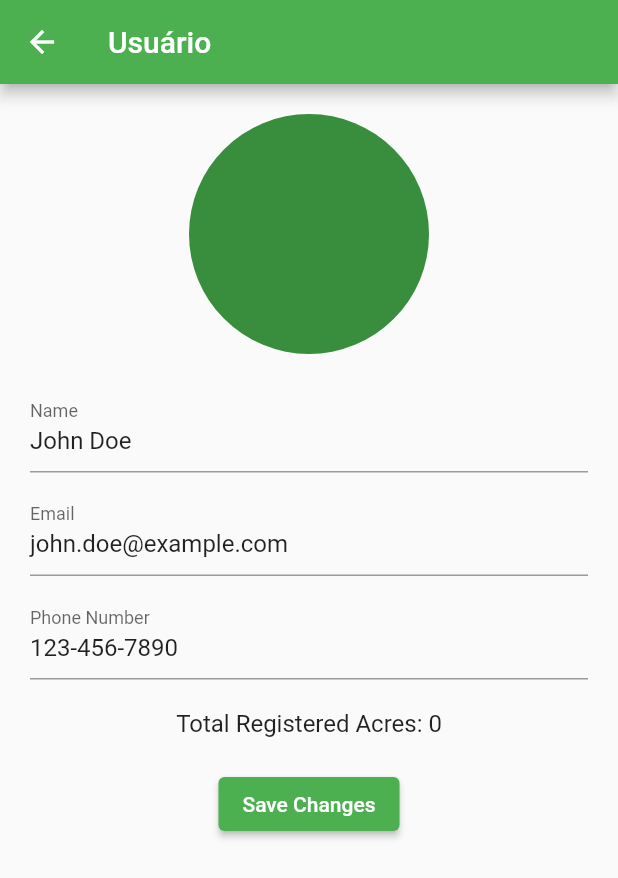
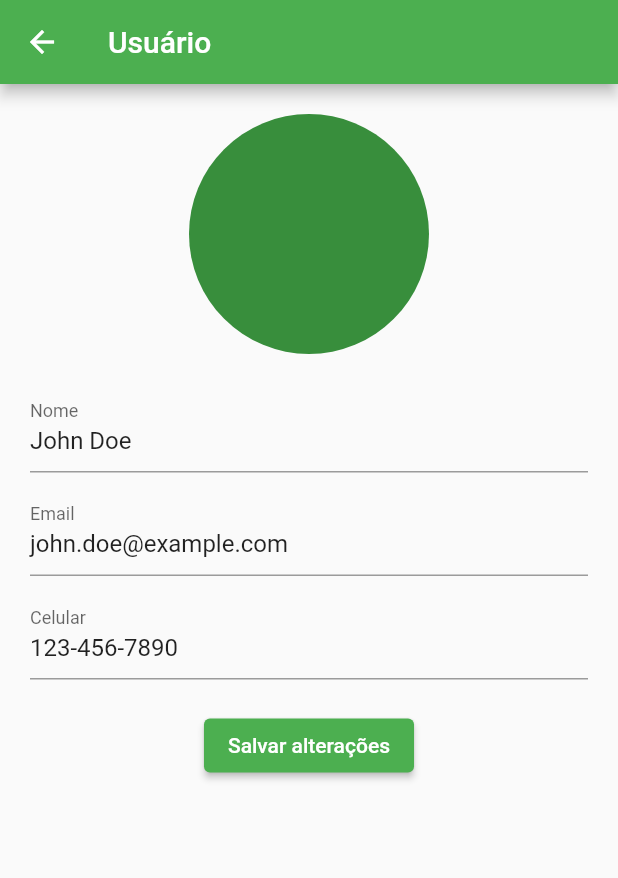
Before and after one commit to RhodrigoLopesPicinini/lotes-app, a Flutter app: the screen it shows after launch, after a tap on the "account circle" icon, on a phone screen of 412 x 824 dp. Shown: the top 878 px of the screen. Run offline on Flutter 3.47's test engine with Material 2 defaults, Android fonts, the phone set to English and light mode, and no system bars; our stand-ins replace geocoding, google_fonts, google_maps_flutter, shared_preferences; accounts and stored records are empty; Roboto replaces fonts that are missing (Prompt).

Commit message:
refactor: :recycle: ajustes e melhor estrutura em todos os arquivos do projeto

```diff
--- a/lib/user.dart
+++ b/lib/features/user.dart
@@ -2,27 +2,26 @@ class User {
   String name;
   String email;
   String phoneNumber;
-  int createdAcres;
 
   User({
     required this.name,
     required this.email,
     required this.phoneNumber,
-    required this.createdAcres,
   });
-
-  User.fromJson(Map<String, dynamic> json)
-      : name = json['name'],
-        email = json['email'],
-        phoneNumber = json['phoneNumber'],
-        createdAcres = json['createdAcres'];
 
   Map<String, dynamic> toJson() {
     return {
       'name': name,
       'email': email,
       'phoneNumber': phoneNumber,
-      'createdAcres': createdAcres,
     };
   }
+
+  factory User.fromJson(Map<String, dynamic> json) {
+    return User(
+      name: json['name'],
+      email: json['email'],
+      phoneNumber: json['phoneNumber'],
+    );
+  }
 }
--- a/lib/main.dart
+++ b/lib/main.dart
@@ -2,20 +2,23 @@ import 'package:flutter/material.dart';
 import 'package:registro_lotes_app/states/acres_state.dart';
 import 'package:google_fonts/google_fonts.dart';
 import 'package:provider/provider.dart';
-import 'package:registro_lotes_app/home_screen.dart';
+import 'package:registro_lotes_app/screens/home_screen.dart';
 import 'package:registro_lotes_app/states/users_state.dart';
 
 void main() {
   runApp(MultiProvider(
     providers: [
+      // State management => Ouve mudanças através dos listeners
       ChangeNotifierProvider(create: (_) => AcresState()),
       ChangeNotifierProvider(create: (_) => UsersState()),
     ],
-    child: MyApp(),
+    child: const MyApp(),
   ));
 }
 
 class MyApp extends StatelessWidget {
+  const MyApp({super.key});
+
   @override
   Widget build(BuildContext context) {
     return MultiProvider(
@@ -29,7 +32,7 @@ class MyApp extends StatelessWidget {
           primarySwatch: Colors.green,
           textTheme: GoogleFonts.promptTextTheme(),
         ),
-        home: HomeScreen(),
+        home: const HomeScreen(),
         debugShowCheckedModeBanner: false,
       ),
     );
--- a/lib/account.dart
+++ b/lib/screens/account.dart
@@ -1,7 +1,6 @@
 import 'package:flutter/material.dart';
 import 'package:provider/provider.dart';
 import 'package:registro_lotes_app/states/users_state.dart';
-import 'package:registro_lotes_app/user.dart';
 
 class AccountScreen extends StatefulWidget {
   const AccountScreen({Key? key}) : super(key: key);
@@ -18,40 +17,28 @@ class _AccountScreenState extends State<AccountScreen> {
   @override
   void initState() {
     super.initState();
-    // Initialize the text controllers with the user's information
     final usersState = Provider.of<UsersState>(context, listen: false);
     _nameController = TextEditingController(text: usersState.user.name);
     _emailController = TextEditingController(text: usersState.user.email);
     _phoneController = TextEditingController(text: usersState.user.phoneNumber);
   }
 
-  @override
-  void dispose() {
-    // Dispose the text controllers
-    _nameController.dispose();
-    _emailController.dispose();
-    _phoneController.dispose();
-    super.dispose();
-  }
-
   void _saveChanges() {
     final usersState = Provider.of<UsersState>(context, listen: false);
-    // Save the changes made to the user's information
     String name = _nameController.text;
     String email = _emailController.text;
     String phone = _phoneController.text;
 
     usersState.editUser(name, email, phone);
 
-    // Show a success message or perform any other desired action
     showDialog(
       context: context,
       builder: (context) => AlertDialog(
-        title: Text('Success'),
-        content: Text('Changes saved successfully.'),
+        title: const Text('Sucesso'),
+        content: const Text('Alterações salvas.'),
         actions: [
           TextButton(
-            child: Text('OK'),
+            child: const Text('OK'),
             onPressed: () {
               Navigator.pop(context);
             },
@@ -66,47 +53,41 @@ class _AccountScreenState extends State<AccountScreen> {
     return Scaffold(
       resizeToAvoidBottomInset: false,
       appBar: AppBar(
-        title: Text('Usuário'),
+        title: const Text('Usuário'),
       ),
       body: Padding(
         padding: const EdgeInsets.all(20.0),
         child: Column(
           crossAxisAlignment: CrossAxisAlignment.center,
           children: [
-            CircleAvatar(
+            const CircleAvatar(
               radius: 80,
-              // Add an image for the user's avatar if desired
             ),
             const SizedBox(height: 20),
             TextField(
               controller: _nameController,
-              decoration: InputDecoration(
-                labelText: 'Name',
+              decoration: const InputDecoration(
+                labelText: 'Nome',
               ),
             ),
             const SizedBox(height: 10),
             TextField(
               controller: _emailController,
-              decoration: InputDecoration(
+              decoration: const InputDecoration(
                 labelText: 'Email',
               ),
             ),
             const SizedBox(height: 10),
             TextField(
               controller: _phoneController,
-              decoration: InputDecoration(
-                labelText: 'Phone Number',
+              decoration: const InputDecoration(
+                labelText: 'Celular',
               ),
-            ),
-            const SizedBox(height: 20),
-            Text(
-              'Total Registered Acres: 0',
-              style: TextStyle(fontSize: 16),
             ),
             const SizedBox(height: 20),
             ElevatedButton(
               onPressed: _saveChanges,
-              child: Text('Save Changes'),
+              child: const Text('Salvar alterações'),
             ),
           ],
         ),
--- a/lib/acre_details.dart
+++ b/lib/screens/acre_details.dart
@@ -1,6 +1,6 @@
 import 'package:flutter/material.dart';
 import 'package:google_maps_flutter/google_maps_flutter.dart';
-import 'package:registro_lotes_app/acre.dart';
+import 'package:registro_lotes_app/features/acre.dart';
 
 class AcreDetailsScreen extends StatefulWidget {
   final Acre acre;
@@ -56,7 +56,7 @@ class _AcreDetailsScreenState extends State<AcreDetailsScreen> {
                     Container(
                       width: double.infinity,
                       child: ExpansionTile(
-                        title: Text(
+                        title: const Text(
                           'Informações',
                           style: TextStyle(fontSize: 18),
                         ),
--- a/lib/states/acres_state.dart
+++ b/lib/states/acres_state.dart
@@ -2,7 +2,7 @@ import 'dart:convert';
 
 import 'package:flutter/material.dart';
 import 'package:google_maps_flutter/google_maps_flutter.dart';
-import 'package:registro_lotes_app/acre.dart';
+import 'package:registro_lotes_app/features/acre.dart';
 import 'package:shared_preferences/shared_preferences.dart';
 
 class AcresState extends ChangeNotifier {
--- a/lib/states/users_state.dart
+++ b/lib/states/users_state.dart
@@ -1,21 +1,19 @@
 import 'package:flutter/cupertino.dart';
-import 'package:registro_lotes_app/acre.dart';
-import 'package:registro_lotes_app/user.dart';
+import 'package:registro_lotes_app/features/user.dart';
 import 'package:shared_preferences/shared_preferences.dart';
 
 class UsersState with ChangeNotifier {
   late User _user;
-  List<Acre> _acres = [];
 
   UsersState() {
-    // Initialize the user with default values
     _user = User(
         name: 'John Doe',
         email: 'john.doe@example.com',
         phoneNumber: '123-456-7890',
-        createdAcres: _acres.length);
+    );
   }
 
+  // ver uso dos getters e setters
   User get user => _user;
 
   set user(User user) {
@@ -28,7 +26,6 @@ class UsersState with ChangeNotifier {
     prefs.setString('name', _user.name);
     prefs.setString('email', _user.email);
     prefs.setString('phoneNumber', _user.phoneNumber);
-    prefs.setInt('createdAcres', _acres.length);
   }
 
   void editUser(String name, String email, String phoneNumber) {
@@ -38,6 +35,4 @@ class UsersState with ChangeNotifier {
     notifyListeners();
     saveUser();
   }
-
-// Rest of the code for managing the acres list...
 }
```
Also changed, not shown: lib/screens/home_screen.dart (renamed from lib/home_screen.dart, +12 -41 lines), lib/features/acre.dart (renamed from lib/acre.dart).
